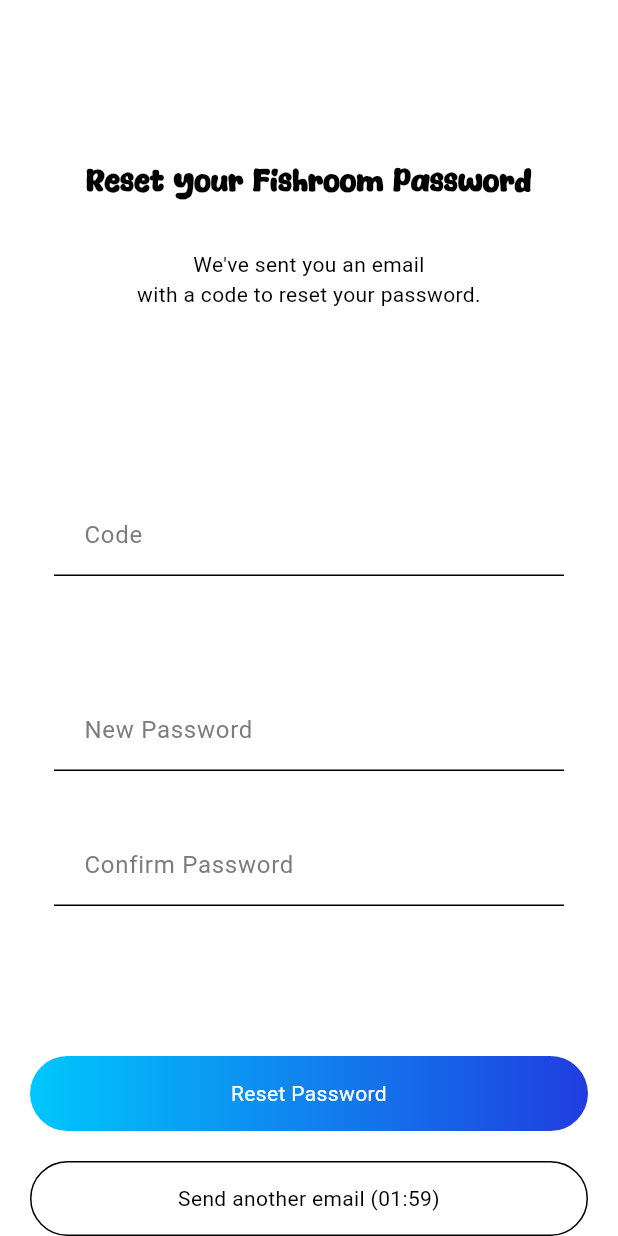
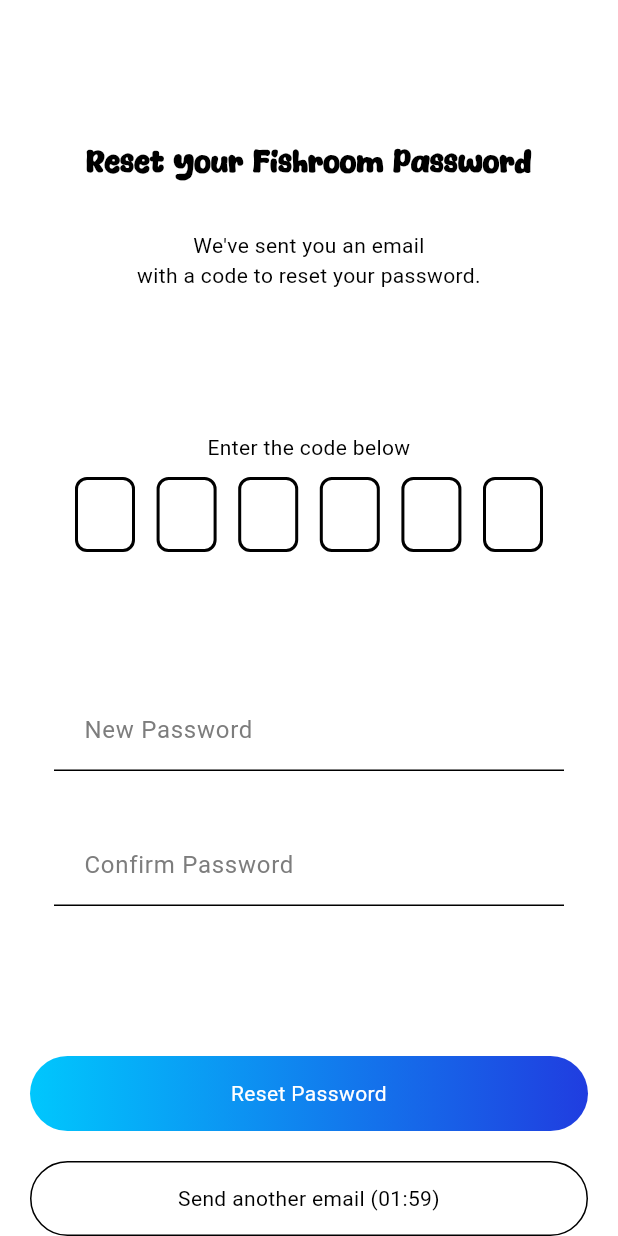
Before and after one commit to DisNetDev/fishroom, a Flutter app: the PasswordReset screen opened directly with empty values, on a phone screen of 412 x 824 dp. Run offline on Flutter 3.47's test engine with Material 3 defaults, Android fonts, the phone set to English and light mode, and no system bars; drawn by our look-alikes of pin_code_fields, toastification; our stand-ins replace cached_network_image, fl_chart, flutter_bloc, flutter_dotenv, flutter_image_compress, flutter_keyboard_visibility and 13 more; missing offline and left inert: supabase_auth_ui; accounts and stored records are empty.

Commit message:
added more nice things

```diff
--- a/lib/features/app/views/password_reset.dart
+++ b/lib/features/app/views/password_reset.dart
@@ -2,14 +2,16 @@ import 'package:fishroom/core/constants.dart';
 import 'package:fishroom/core/usecases/show_toast.dart';
 import 'package:fishroom/core/widgets/custom_background.dart';
 import 'package:fishroom/core/widgets/text_input.dart';
-import 'package:fishroom/features/fishroom/views/fishroom.dart';
 import 'package:fishroom/features/splash_screen/splash_screen.dart';
 import 'package:fishroom/main.dart';
 import 'package:flutter/material.dart';
+import 'package:flutter_keyboard_visibility/flutter_keyboard_visibility.dart';
 import 'package:gap/gap.dart';
 import 'package:supabase_auth_ui/supabase_auth_ui.dart';
 import 'dart:async';
+import 'package:pin_code_fields/pin_code_fields.dart';
 
+import '../../../core/usecases/is_dark_mode.dart';
 import '../../../core/usecases/nav_push.dart';
 import '../../../core/widgets/custom_button.dart';
 
@@ -71,6 +73,9 @@ class _PasswordResetState extends State<PasswordReset> {
 
   @override
   Widget build(BuildContext context) {
+    final bool isKeyboardVisible =
+        KeyboardVisibilityProvider.isKeyboardVisible(context);
+
     return Stack(
       children: [
         CustomBackground(),
@@ -98,10 +103,41 @@ class _PasswordResetState extends State<PasswordReset> {
                 Expanded(
                   child: SizedBox(),
                 ),
-                TextInput(
-                  initialValue: code,
-                  label: Text("Code"),
+                Text(
+                  "Enter the code below",
+                  textAlign: TextAlign.center,
+                ),
+                Gap(10),
+                Padding(
+                  padding: const EdgeInsets.symmetric(horizontal: 30),
+                  child: PinCodeTextField(
+                      appContext: context,
+                      length: 6,
+                      autoDismissKeyboard: true,
                       onChanged: (value) => setState(() => code = value),
+                      keyboardType: TextInputType.number,
+                      pinTheme: PinTheme(
+                        shape: PinCodeFieldShape.box,
+                        borderRadius: BorderRadius.circular(8),
+                        activeFillColor: isDarkMode(context)
+                            ? Colors.black
+                            : const Color.fromARGB(255, 31, 21, 21),
+                        inactiveFillColor:
+                            isDarkMode(context) ? Colors.black : Colors.white,
+                        selectedFillColor:
+                            isDarkMode(context) ? Colors.black : Colors.white,
+                        activeColor:
+                            isDarkMode(context) ? Colors.white : Colors.black,
+                        inactiveColor:
+                            isDarkMode(context) ? Colors.white : Colors.black,
+                        selectedColor:
+                            isDarkMode(context) ? Colors.white : Colors.black,
+                      ),
+                      cursorColor:
+                          isDarkMode(context) ? kPrimaryColor : kSecondaryColor,
+                      animationDuration: const Duration(milliseconds: 300),
+                      enableActiveFill: true,
+                      textStyle: kHeadingTextStyle.copyWith(fontSize: 30)),
                 ),
                 Gap(60),
                 TextInput(
@@ -117,7 +153,8 @@ class _PasswordResetState extends State<PasswordReset> {
                   obscureText: true,
                   onChanged: (value) => setState(() => confirmPassword = value),
                 ),
-                Gap(100),
+                if (!isKeyboardVisible) Gap(100),
+                if (!isKeyboardVisible)
                   CustomButton(
                       loading: isLoading,
                       text: "Reset Password",
@@ -159,7 +196,8 @@ class _PasswordResetState extends State<PasswordReset> {
                               toastType: ToastType.error);
                         }
                       }),
-                Gap(20),
+                if (!isKeyboardVisible) Gap(20),
+                if (!isKeyboardVisible)
                   CustomButton(
                     onDisabledTap: () => showToast(context,
                         title: "You can resend the email in $timerText",
@@ -171,7 +209,8 @@ class _PasswordResetState extends State<PasswordReset> {
                     primary: false,
                     onPressed: () {
                       if (_canResendEmail) {
-                      supabase.auth.resetPasswordForEmail(widget.emailAddress);
+                        supabase.auth
+                            .resetPasswordForEmail(widget.emailAddress);
                         startTimer();
                       }
                     },
--- a/lib/main.dart
+++ b/lib/main.dart
@@ -6,6 +6,7 @@ import 'package:fishroom/features/splash_screen/splash_screen.dart';
 import 'package:flutter/material.dart';
 import 'package:flutter_bloc/flutter_bloc.dart';
 import 'package:flutter_dotenv/flutter_dotenv.dart';
+import 'package:flutter_keyboard_visibility/flutter_keyboard_visibility.dart';
 import 'package:hydrated_bloc/hydrated_bloc.dart';
 import 'package:path_provider/path_provider.dart';
 import 'package:supabase_flutter/supabase_flutter.dart';
@@ -42,7 +43,8 @@ void main() async {
         BlocProvider(
             create: (context) => AppCubit(context.read<SupabaseRepository>())),
       ],
-      child: ToastificationWrapper(child: MainApp()),
+      child: ToastificationWrapper(
+          child: KeyboardVisibilityProvider(child: MainApp())),
     ),
   ));
 }
--- a/pubspec.yaml
+++ b/pubspec.yaml
@@ -9,7 +9,6 @@ environment:
 
 dependencies:
   animations: ^2.0.11
-  url_launcher: ^6.3.1
   cached_network_image: ^3.4.1
   collection: ^1.18.0
   crop_your_image: ^1.1.0
@@ -19,6 +18,7 @@ dependencies:
   flutter_bloc: ^8.1.6
   flutter_dotenv: ^5.1.0
   flutter_image_compress: ^2.3.0
+  flutter_keyboard_visibility: ^6.0.0
   flutter_secure_storage: ^9.2.2
   flutter_svg: ^2.0.10+1
   gap: ^3.0.1
@@ -33,12 +33,14 @@ dependencies:
   material_symbols_icons: ^4.2789.0
   package_info_plus: ^8.0.2
   path_provider: ^2.1.4
+  pin_code_fields: ^8.0.1
   rive: ^0.13.15
   skeletonizer: ^1.4.2
   supabase_auth_ui: ^0.5.4
   supabase_flutter: ^2.6.0
   svg_flutter: ^0.0.1
   toastification: ^2.3.0
+  url_launcher: ^6.3.1
   uuid: ^4.5.0
 
 dev_dependencies:
```
Also changed, not shown: pubspec.lock. Lines whose indentation alone changed are shown as unchanged.
